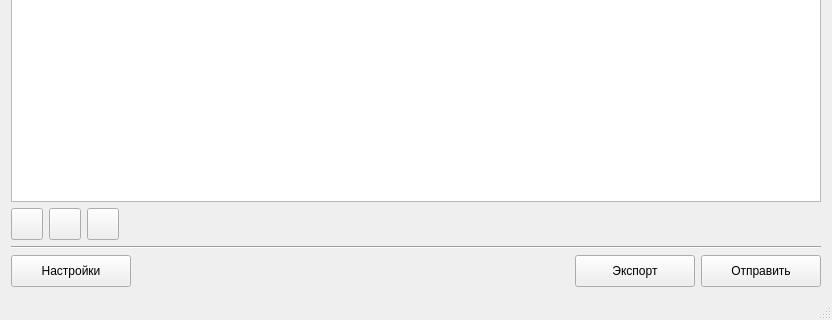
Above: mainwindow.ui from molotov-dmitry/work-report before the change; both pictures show x 0 to 832 and y 255 to 575 of the 832 by 575 pixel window. Below: the same form after it.
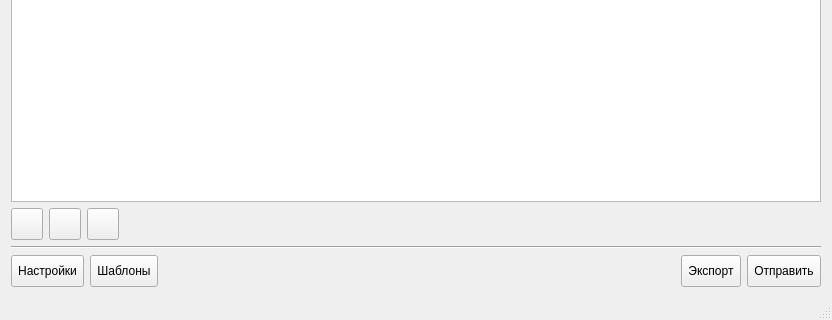
That is the form after the change. Icons and pictures are not drawn.

Commit message: Added project template editor.

What changed in the file:
```diff
--- a/mainwindow.ui
+++ b/mainwindow.ui
@@ -176,7 +176,7 @@
        <widget class="QToolButton" name="buttonSettings">
         <property name="minimumSize">
          <size>
-          <width>120</width>
+          <width>0</width>
           <height>32</height>
          </size>
         </property>
@@ -192,6 +192,19 @@
         </property>
        </widget>
       </item>
+      <item>
+       <widget class="QToolButton" name="buttonTemplates">
+        <property name="minimumSize">
+         <size>
+          <width>0</width>
+          <height>32</height>
+         </size>
+        </property>
+        <property name="text">
+         <string>Шаблоны</string>
+        </property>
+       </widget>
+      </item>
       <item>
        <spacer name="horizontalSpacer">
         <property name="orientation">
@@ -209,7 +222,7 @@
        <widget class="QToolButton" name="buttonExport">
         <property name="minimumSize">
          <size>
-          <width>120</width>
+          <width>0</width>
           <height>32</height>
          </size>
         </property>
@@ -229,7 +242,7 @@
        <widget class="QToolButton" name="buttonSend">
         <property name="minimumSize">
          <size>
-          <width>120</width>
+          <width>0</width>
           <height>32</height>
          </size>
         </property>
```
The commit also changes 9 other files.
